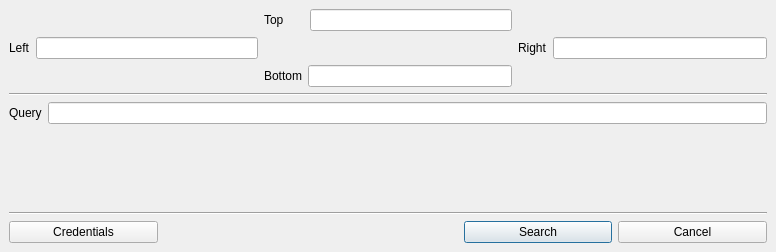
First picture: the form in UVITool/UVITool_BBox.ui, repository nagyistge/DGConnect, before the edit.
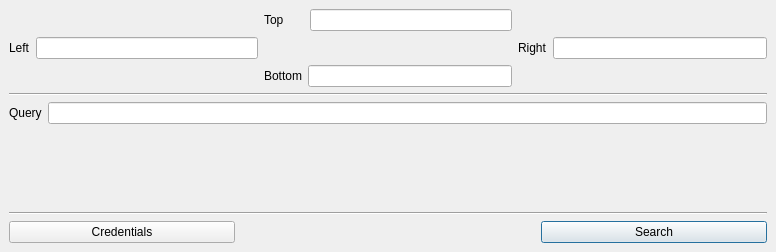
Second picture: the form after the edit.

```diff
--- a/UVITool/UVITool_BBox.ui
+++ b/UVITool/UVITool_BBox.ui
@@ -295,19 +295,6 @@
           </property>
          </widget>
         </item>
-        <item row="0" column="3">
-         <widget class="QPushButton" name="cancel_button">
-          <property name="sizePolicy">
-           <sizepolicy hsizetype="Expanding" vsizetype="Fixed">
-            <horstretch>0</horstretch>
-            <verstretch>0</verstretch>
-           </sizepolicy>
-          </property>
-          <property name="text">
-           <string>Cancel</string>
-          </property>
-         </widget>
-        </item>
         <item row="0" column="0">
          <widget class="QPushButton" name="credentials_button">
           <property name="sizePolicy">
```
